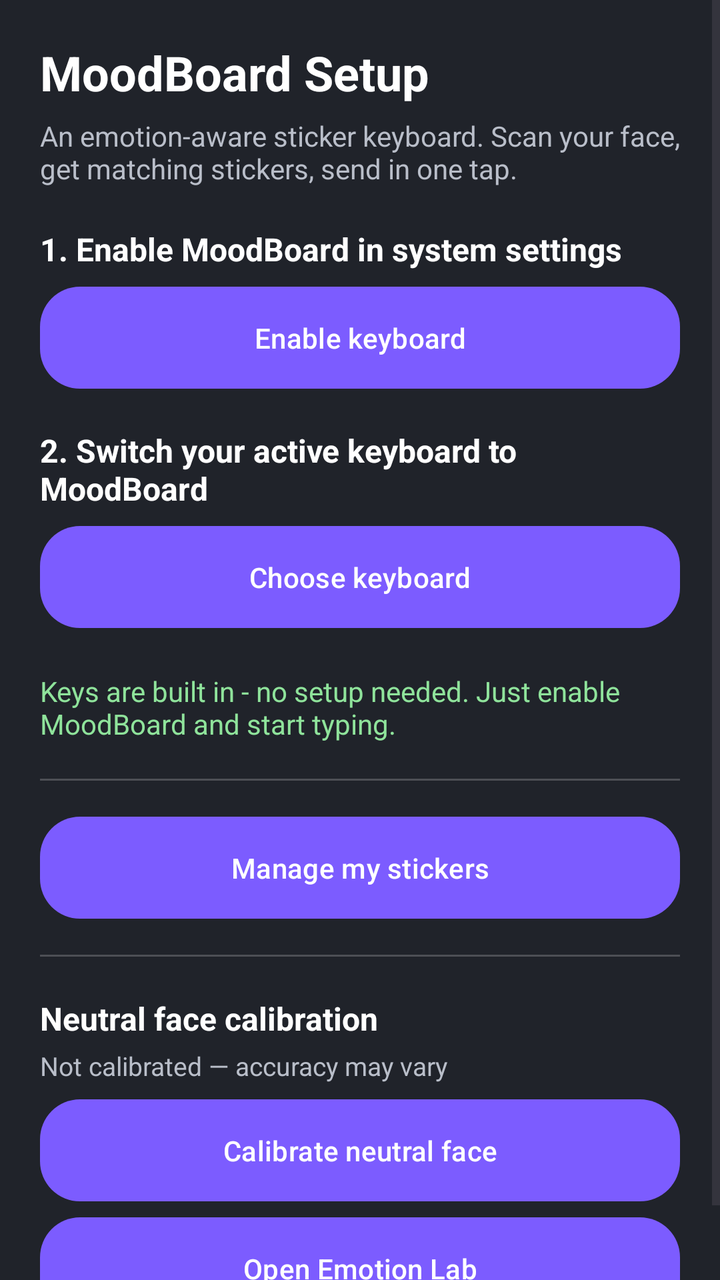
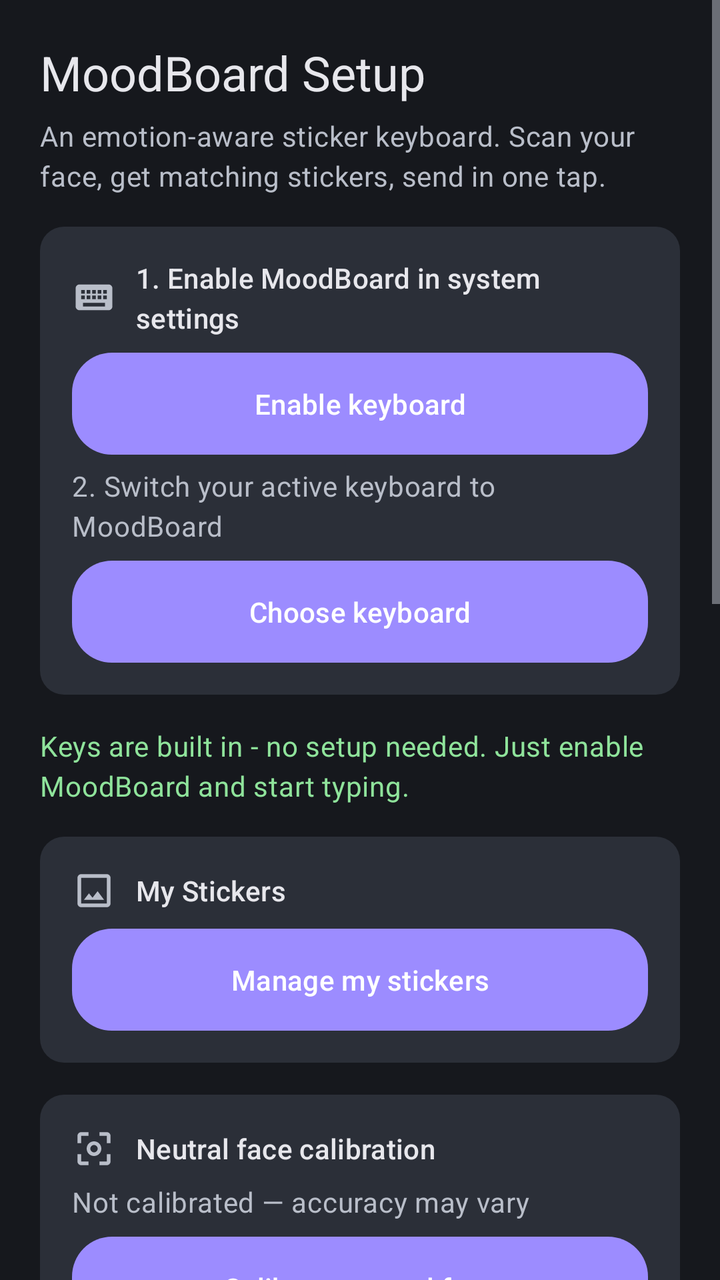

Screens rendered from an Android XML layout before and after an edit, with the pre-edit source and the edit as a unified diff.
<!-- AndroidManifest.xml: application theme Theme.MoodBoard -->
<!-- res/layout/activity_setup.xml -->
<?xml version="1.0" encoding="utf-8"?>
<ScrollView xmlns:android="http://schemas.android.com/apk/res/android"
    android:layout_width="match_parent"
    android:layout_height="match_parent"
    android:background="@color/kb_background"
    android:fillViewport="true">

    <LinearLayout
        android:layout_width="match_parent"
        android:layout_height="wrap_content"
        android:orientation="vertical"
        android:padding="20dp">

        <TextView
            android:layout_width="wrap_content"
            android:layout_height="wrap_content"
            android:text="@string/setup_title"
            android:textColor="@color/kb_text"
            android:textSize="24sp"
            android:textStyle="bold" />

        <TextView
            android:layout_width="match_parent"
            android:layout_height="wrap_content"
            android:layout_marginTop="6dp"
            android:text="@string/setup_intro"
            android:textColor="#FFB9BEC9"
            android:textSize="14sp" />

        <TextView style="@style/SetupStep" android:text="@string/step1" />
        <Button
            android:id="@+id/btnEnable"
            style="@style/SetupButton"
            android:text="@string/btn_enable" />

        <TextView style="@style/SetupStep" android:text="@string/step2" />
        <Button
            android:id="@+id/btnSwitch"
            style="@style/SetupButton"
            android:text="@string/btn_switch" />

        <TextView
            android:layout_width="match_parent"
            android:layout_height="wrap_content"
            android:layout_marginTop="22dp"
            android:text="@string/setup_ready"
            android:textColor="#FF8FE39B"
            android:textSize="14sp" />

        <View
            android:layout_width="match_parent"
            android:layout_height="1dp"
            android:layout_marginTop="18dp"
            android:background="#33FFFFFF" />

        <Button
            android:id="@+id/btnManageStickers"
            style="@style/SetupButton"
            android:layout_marginTop="18dp"
            android:text="@string/btn_manage_stickers" />

        <View
            android:layout_width="match_parent"
            android:layout_height="1dp"
            android:layout_marginTop="18dp"
            android:background="#33FFFFFF" />

        <TextView style="@style/SetupStep" android:text="@string/calibration_card_title" />

        <TextView
            android:id="@+id/calibrationStateText"
            android:layout_width="match_parent"
            android:layout_height="wrap_content"
            android:layout_marginTop="4dp"
            android:text="@string/calibration_state_uncalibrated"
            android:textColor="#FFB9BEC9"
            android:textSize="13sp" />

        <Button
            android:id="@+id/btnCalibrate"
            style="@style/SetupButton"
            android:text="@string/btn_calibrate" />

        <Button
            android:id="@+id/btnEmotionLab"
            style="@style/SetupButton"
            android:text="@string/btn_emotion_lab" />
    </LinearLayout>
</ScrollView>
<!-- resources referenced by this layout -->
<resources>
  <color name="kb_background">#FF20232A</color>
  <color name="kb_text">#FFFFFFFF</color>
  <style name="SetupButton">
          <item name="android:layout_width">match_parent</item>
          <item name="android:layout_height">wrap_content</item>
          <item name="android:layout_marginTop">8dp</item>
          <item name="android:background">@drawable/mood_btn_bg</item>
          <item name="android:textColor">@color/white</item>
          <item name="android:textAllCaps">false</item>
          <item name="android:padding">12dp</item>
      </style>
  <style name="SetupStep">
          <item name="android:layout_width">match_parent</item>
          <item name="android:layout_height">wrap_content</item>
          <item name="android:layout_marginTop">20dp</item>
          <item name="android:textColor">@color/kb_text</item>
          <item name="android:textSize">16sp</item>
          <item name="android:textStyle">bold</item>
      </style>
  <style name="Theme.MoodBoard" parent="Theme.Material3.DayNight.NoActionBar">
          <item name="colorPrimary">@color/kb_accent</item>
      </style>
  <color name="kb_accent">#FF7C5CFF</color>
  <!-- unchanged entries left out for length: 14 -->
</resources>

<!-- the commit's change to res/layout/activity_setup.xml (unified diff, before → after) -->
@@ -16,74 +16,188 @@
             android:layout_height="wrap_content"
             android:text="@string/setup_title"
             android:textColor="@color/kb_text"
-            android:textSize="24sp"
-            android:textStyle="bold" />
+            android:textAppearance="?attr/textAppearanceHeadlineSmall" />
 
         <TextView
             android:layout_width="match_parent"
             android:layout_height="wrap_content"
             android:layout_marginTop="6dp"
             android:text="@string/setup_intro"
-            android:textColor="#FFB9BEC9"
-            android:textSize="14sp" />
-
-        <TextView style="@style/SetupStep" android:text="@string/step1" />
-        <Button
-            android:id="@+id/btnEnable"
-            style="@style/SetupButton"
-            android:text="@string/btn_enable" />
-
-        <TextView style="@style/SetupStep" android:text="@string/step2" />
-        <Button
-            android:id="@+id/btnSwitch"
-            style="@style/SetupButton"
-            android:text="@string/btn_switch" />
+            android:textColor="@color/kb_text_muted"
+            android:textAppearance="?attr/textAppearanceBodyMedium" />
+
+        
+        <LinearLayout style="@style/SetupCard">
+            <LinearLayout style="@style/SetupCardHeaderRow">
+                <ImageView
+                    style="@style/SetupCardIcon"
+                    android:src="@drawable/ic_keyboard"
+                    android:contentDescription="@null" />
+                <TextView style="@style/SetupCardTitle" android:text="@string/step1" />
+            </LinearLayout>
+            <Button
+                android:id="@+id/btnEnable"
+                style="@style/SetupButton"
+                android:drawableStart="@drawable/ic_settings"
+                android:text="@string/btn_enable" />
+
+            <TextView style="@style/SetupCardBody" android:text="@string/step2" />
+            <Button
+                android:id="@+id/btnSwitch"
+                style="@style/SetupButton"
+                android:drawableStart="@drawable/ic_keyboard"
+                android:text="@string/btn_switch" />
+        </LinearLayout>
 
         <TextView
             android:layout_width="match_parent"
             android:layout_height="wrap_content"
-            android:layout_marginTop="22dp"
+            android:layout_marginTop="16dp"
             android:text="@string/setup_ready"
-            android:textColor="#FF8FE39B"
-            android:textSize="14sp" />
-
-        <View
-            android:layout_width="match_parent"
-            android:layout_height="1dp"
-            android:layout_marginTop="18dp"
-            android:background="#33FFFFFF" />
-
-        <Button
-            android:id="@+id/btnManageStickers"
-            style="@style/SetupButton"
-            android:layout_marginTop="18dp"
-            android:text="@string/btn_manage_stickers" />
-
-        <View
-            android:layout_width="match_parent"
-            android:layout_height="1dp"
-            android:layout_marginTop="18dp"
-            android:background="#33FFFFFF" />
-
-        <TextView style="@style/SetupStep" android:text="@string/calibration_card_title" />
-
-        <TextView
-            android:id="@+id/calibrationStateText"
-            android:layout_width="match_parent"
-            android:layout_height="wrap_content"
-            android:layout_marginTop="4dp"
-            android:text="@string/calibration_state_uncalibrated"
-            android:textColor="#FFB9BEC9"
-            android:textSize="13sp" />
-
-        <Button
-            android:id="@+id/btnCalibrate"
-            style="@style/SetupButton"
-            android:text="@string/btn_calibrate" />
-
-        <Button
-            android:id="@+id/btnEmotionLab"
-            style="@style/SetupButton"
-            android:text="@string/btn_emotion_lab" />
+            android:textColor="@color/md_success"
+            android:textAppearance="?attr/textAppearanceBodyMedium" />
+
+        
+        <LinearLayout style="@style/SetupCard">
+            <LinearLayout style="@style/SetupCardHeaderRow">
+                <ImageView
+                    style="@style/SetupCardIcon"
+                    android:src="@drawable/ic_stickers"
+                    android:contentDescription="@null" />
+                <TextView style="@style/SetupCardTitle" android:text="@string/manage_stickers" />
+            </LinearLayout>
+            <Button
+                android:id="@+id/btnManageStickers"
+                style="@style/SetupButton"
+                android:drawableStart="@drawable/ic_stickers"
+                android:text="@string/btn_manage_stickers" />
+        </LinearLayout>
+
+        
+        <LinearLayout style="@style/SetupCard">
+            <LinearLayout style="@style/SetupCardHeaderRow">
+                <ImageView
+                    style="@style/SetupCardIcon"
+                    android:src="@drawable/ic_calibrate"
+                    android:contentDescription="@null" />
+                <TextView style="@style/SetupCardTitle" android:text="@string/calibration_card_title" />
+            </LinearLayout>
+
+            <TextView
+                android:id="@+id/calibrationStateText"
+                style="@style/SetupCardBody"
+                android:text="@string/calibration_state_uncalibrated" />
+
+            <Button
+                android:id="@+id/btnCalibrate"
+                style="@style/SetupButton"
+                android:drawableStart="@drawable/ic_calibrate"
+                android:text="@string/btn_calibrate" />
+
+            <Button
+                android:id="@+id/btnEmotionLab"
+                style="@style/SetupButton"
+                android:drawableStart="@drawable/ic_lab"
+                android:text="@string/btn_emotion_lab" />
+        </LinearLayout>
+
+        
+        <LinearLayout style="@style/SetupCard">
+            <LinearLayout style="@style/SetupCardHeaderRow">
+                <ImageView
+                    style="@style/SetupCardIcon"
+                    android:src="@drawable/ic_refresh"
+                    android:contentDescription="@null" />
+                <TextView style="@style/SetupCardTitle" android:text="@string/meme_cache_card_title" />
+            </LinearLayout>
+
+            <TextView
+                android:id="@+id/memeCacheStatsText"
+                style="@style/SetupCardBody"
+                android:text="@string/meme_cache_never" />
+
+            <LinearLayout
+                android:layout_width="match_parent"
+                android:layout_height="wrap_content"
+                android:layout_marginTop="12dp"
+                android:gravity="center_vertical"
+                android:orientation="horizontal">
+
+                <TextView
+                    android:layout_width="0dp"
+                    android:layout_height="wrap_content"
+                    android:layout_weight="1"
+                    android:text="@string/prefetch_enabled_label"
+                    android:textColor="@color/kb_text"
+                    android:textAppearance="?attr/textAppearanceBodyMedium" />
+
+                <Switch
+                    android:id="@+id/switchPrefetchEnabled"
+                    android:layout_width="wrap_content"
+                    android:layout_height="wrap_content" />
+            </LinearLayout>
+
+            <LinearLayout
+                android:layout_width="match_parent"
+                android:layout_height="wrap_content"
+                android:layout_marginTop="6dp"
+                android:gravity="center_vertical"
+                android:orientation="horizontal">
+
+                <TextView
+                    android:layout_width="0dp"
+                    android:layout_height="wrap_content"
+                    android:layout_weight="1"
+                    android:text="@string/prefetch_wifi_only_label"
+                    android:textColor="@color/kb_text"
+                    android:textAppearance="?attr/textAppearanceBodyMedium" />
+
+                <Switch
+                    android:id="@+id/switchPrefetchWifiOnly"
+                    android:layout_width="wrap_content"
+                    android:layout_height="wrap_content" />
+            </LinearLayout>
+
+            <Button
+                android:id="@+id/btnRefreshMemeCache"
+                style="@style/SetupButton"
+                android:layout_marginTop="10dp"
+                android:drawableStart="@drawable/ic_refresh"
+                android:text="@string/btn_refresh_meme_cache" />
+        </LinearLayout>
+
+        
+        <LinearLayout style="@style/SetupCard">
+            <LinearLayout style="@style/SetupCardHeaderRow">
+                <ImageView
+                    style="@style/SetupCardIcon"
+                    android:src="@drawable/ic_bubble"
+                    android:contentDescription="@null" />
+                <TextView style="@style/SetupCardTitle" android:text="@string/overlay_card_title" />
+            </LinearLayout>
+
+            <TextView
+                style="@style/SetupCardBody"
+                android:text="@string/overlay_card_explain" />
+
+            <TextView
+                android:id="@+id/overlayStateText"
+                style="@style/SetupCardBody"
+                android:layout_marginTop="10dp"
+                android:textColor="@color/kb_text"
+                android:text="@string/overlay_state_stopped" />
+
+            <Button
+                android:id="@+id/btnOverlayStart"
+                style="@style/SetupButton"
+                android:drawableStart="@drawable/ic_bubble"
+                android:text="@string/btn_overlay_start" />
+
+            <Button
+                android:id="@+id/btnOverlayStop"
+                style="@style/SetupButton"
+                android:drawableStart="@drawable/ic_close"
+                android:text="@string/btn_overlay_stop" />
+        </LinearLayout>
     </LinearLayout>
 </ScrollView>
<!-- resource entries referenced after the edit -->
@@ -1,7 +1,108 @@
 <!-- resources referenced by this layout -->
 <resources>
-  <color name="kb_background">#FF20232A</color>
-  <color name="kb_text">#FFFFFFFF</color>
+  <color name="kb_background">@color/md_surface</color>
+  <color name="kb_text">@color/md_on_surface</color>
+  <color name="kb_text_muted">@color/md_on_surface_variant</color>
+  <color name="md_success">#FF8FE39B</color>
+  <!-- drawable ic_bubble (drawable) -->
+  <vector xmlns:android="http://schemas.android.com/apk/res/android"
+      android:width="24dp"
+      android:height="24dp"
+      android:viewportWidth="24"
+      android:viewportHeight="24"
+      android:tint="?attr/colorControlNormal">
+      <path
+          android:fillColor="@android:color/white"
+          android:pathData="M20,2H4C2.9,2 2.01,2.9 2.01,4L2,22l4,-4h14c1.1,0 2,-0.9 2,-2V4C22,2.9 21.1,2 20,2zM20,16H5.17L4,17.17V4h16V16z"/>
+  </vector>
+  <!-- drawable ic_calibrate (drawable) -->
+  <vector xmlns:android="http://schemas.android.com/apk/res/android"
+      android:width="24dp"
+      android:height="24dp"
+      android:viewportWidth="24"
+      android:viewportHeight="24"
+      android:tint="?attr/colorControlNormal">
+      <path
+          android:fillColor="@android:color/white"
+          android:pathData="M5,15H3v4c0,1.1 0.9,2 2,2h4v-2H5V15zM5,5h4V3H5C3.9,3 3,3.9 3,5v4h2V5zM19,3h-4v2h4v4h2V5C21,3.9 20.1,3 19,3zM19,19h-4v2h4c1.1,0 2,-0.9 2,-2v-4h-2V19zM12,8c-2.21,0 -4,1.79 -4,4s1.79,4 4,4 4,-1.79 4,-4 -1.79,-4 -4,-4zM12,14c-1.1,0 -2,-0.9 -2,-2s0.9,-2 2,-2 2,0.9 2,2 -0.9,2 -2,2z"/>
+  </vector>
+  <!-- drawable ic_close (drawable) -->
+  <vector xmlns:android="http://schemas.android.com/apk/res/android"
+      android:width="24dp"
+      android:height="24dp"
+      android:viewportWidth="24"
+      android:viewportHeight="24"
+      android:tint="?attr/colorControlNormal">
+      <path
+          android:fillColor="@android:color/white"
+          android:pathData="M19,6.41L17.59,5L12,10.59L6.41,5L5,6.41L10.59,12L5,17.59L6.41,19L12,13.41L17.59,19L19,17.59L13.41,12z"/>
+  </vector>
+  <!-- drawable ic_keyboard (drawable) -->
+  <vector xmlns:android="http://schemas.android.com/apk/res/android"
+      android:width="24dp"
+      android:height="24dp"
+      android:viewportWidth="24"
+      android:viewportHeight="24"
+      android:tint="?attr/colorControlNormal">
+      <path
+          android:fillColor="@android:color/white"
+          android:pathData="M20,5H4C2.9,5 2.01,5.9 2.01,7L2,17c0,1.1 0.9,2 2,2h16c1.1,0 2,-0.9 2,-2V7C22,5.9 21.1,5 20,5zM11,8h2v2h-2V8zM11,11h2v2h-2v-2zM8,8h2v2H8V8zM8,11h2v2H8v-2zM5,8h2v2H5V8zM5,11h2v2H5v-2zM6,15h12v2H6V15zM14,8h2v2h-2V8zM14,11h2v2h-2v-2zM17,8h2v2h-2V8zM17,11h2v2h-2v-2z"/>
+  </vector>
+  <!-- drawable ic_lab (drawable) -->
+  <vector xmlns:android="http://schemas.android.com/apk/res/android"
+      android:width="24dp"
+      android:height="24dp"
+      android:viewportWidth="24"
+      android:viewportHeight="24"
+      android:tint="?attr/colorControlNormal">
+      <path
+          android:fillColor="@android:color/white"
+          android:pathData="M19.8,18.4L14,10.67V6.5l1.35,-1.69C15.61,4.48 15.45,4 15.07,4H8.93C8.55,4 8.39,4.48 8.65,4.81L10,6.5v4.17L4.2,18.4C3.71,19.06 4.18,20 5,20h14C19.82,20 20.29,19.06 19.8,18.4zM7.31,16l2.35,-3.13c0.22,-0.29 0.34,-0.65 0.34,-1.01V6.66h4v5.2c0,0.36 0.12,0.72 0.34,1.01L16.69,16H7.31z"/>
+  </vector>
+  <!-- drawable ic_refresh (drawable) -->
+  <vector xmlns:android="http://schemas.android.com/apk/res/android"
+      android:width="24dp"
+      android:height="24dp"
+      android:viewportWidth="24"
+      android:viewportHeight="24"
+      android:tint="?attr/colorControlNormal">
+      <path
+          android:fillColor="@android:color/white"
+          android:pathData="M17.65,6.35C16.2,4.9 14.21,4 12,4c-4.42,0 -7.99,3.58 -7.99,8s3.57,8 7.99,8c3.73,0 6.84,-2.55 7.73,-6h-2.08c-0.82,2.33 -3.04,4 -5.65,4c-3.31,0 -6,-2.69 -6,-6s2.69,-6 6,-6c1.66,0 3.14,0.69 4.22,1.78L13,11h7V4L17.65,6.35z"/>
+  </vector>
+  <!-- drawable ic_settings (drawable) -->
+  <vector xmlns:android="http://schemas.android.com/apk/res/android"
+      android:width="24dp"
+      android:height="24dp"
+      android:viewportWidth="24"
+      android:viewportHeight="24"
+      android:tint="?attr/colorControlNormal">
+      <path
+          android:fillColor="@android:color/white"
+          android:pathData="M19.14,12.94c0.04,-0.3 0.06,-0.61 0.06,-0.94c0,-0.32 -0.02,-0.64 -0.07,-0.94l2.03,-1.58c0.18,-0.14 0.23,-0.41 0.12,-0.61l-1.92,-3.32c-0.12,-0.22 -0.37,-0.29 -0.59,-0.22l-2.39,0.96c-0.5,-0.38 -1.03,-0.7 -1.62,-0.94L14.4,2.81c-0.04,-0.24 -0.24,-0.41 -0.48,-0.41h-3.84c-0.24,0 -0.43,0.17 -0.47,0.41L9.25,5.35C8.66,5.59 8.12,5.92 7.63,6.29L5.24,5.33c-0.22,-0.08 -0.47,0 -0.59,0.22L2.74,8.87C2.62,9.08 2.66,9.34 2.86,9.48l2.03,1.58C4.84,11.36 4.8,11.69 4.8,12s0.02,0.64 0.07,0.94l-2.03,1.58c-0.18,0.14 -0.23,0.41 -0.12,0.61l1.92,3.32c0.12,0.22 0.37,0.29 0.59,0.22l2.39,-0.96c0.5,0.38 1.03,0.7 1.62,0.94l0.36,2.54c0.05,0.24 0.24,0.41 0.48,0.41h3.84c0.24,0 0.44,-0.17 0.47,-0.41l0.36,-2.54c0.59,-0.24 1.13,-0.56 1.62,-0.94l2.39,0.96c0.22,0.08 0.47,0 0.59,-0.22l1.92,-3.32c0.12,-0.22 0.07,-0.47 -0.12,-0.61L19.14,12.94zM12,15.6c-1.98,0 -3.6,-1.62 -3.6,-3.6s1.62,-3.6 3.6,-3.6 3.6,1.62 3.6,3.6 -1.62,3.6 -3.6,3.6z"/>
+  </vector>
+  <!-- drawable ic_stickers (drawable) -->
+  <vector xmlns:android="http://schemas.android.com/apk/res/android"
+      android:width="24dp"
+      android:height="24dp"
+      android:viewportWidth="24"
+      android:viewportHeight="24"
+      android:tint="?attr/colorControlNormal">
+      <path
+          android:fillColor="@android:color/white"
+          android:pathData="M19,3H5C3.9,3 3,3.9 3,5v14c0,1.1 0.9,2 2,2h14c1.1,0 2,-0.9 2,-2V5C21,3.9 20.1,3 19,3zM19,19H5V5h14V19zM13.96,12.29l-2.75,3.54l-1.96,-2.36L6.5,17h11L13.96,12.29z"/>
+  </vector>
+  <string name="btn_overlay_start">Start floating button</string>
+  <string name="btn_overlay_stop">Stop floating button</string>
+  <string name="btn_refresh_meme_cache">Refresh now</string>
+  <string name="manage_stickers">My Stickers</string>
+  <string name="meme_cache_card_title">Meme cache</string>
+  <string name="meme_cache_never">never</string>
+  <string name="overlay_card_explain">A draggable bubble that floats over any app. Tap it to scan your face and pick a meme — no keyboard needed. Because an overlay can\'t type into another app\'s text box, the meme is copied to your clipboard (long-press the chat box → Paste) or sent through the share sheet.</string>
+  <string name="overlay_card_title">Floating meme button</string>
+  <string name="overlay_state_stopped">Stopped</string>
+  <string name="prefetch_enabled_label">Pre-cache trending memes</string>
+  <string name="prefetch_wifi_only_label">Only on Wi-Fi</string>
   <style name="SetupButton">
           <item name="android:layout_width">match_parent</item>
           <item name="android:layout_height">wrap_content</item>
@@ -10,19 +111,88 @@
           <item name="android:textColor">@color/white</item>
           <item name="android:textAllCaps">false</item>
           <item name="android:padding">12dp</item>
+          <item name="android:drawableTint">@color/white</item>
+          <item name="android:drawablePadding">10dp</item>
       </style>
-  <style name="SetupStep">
+  <style name="SetupCard">
           <item name="android:layout_width">match_parent</item>
           <item name="android:layout_height">wrap_content</item>
-          <item name="android:layout_marginTop">20dp</item>
+          <item name="android:layout_marginTop">16dp</item>
+          <item name="android:background">@drawable/card_bg</item>
+          <item name="android:orientation">vertical</item>
+          <item name="android:padding">16dp</item>
+      </style>
+  <style name="SetupCardBody">
+          <item name="android:layout_width">match_parent</item>
+          <item name="android:layout_height">wrap_content</item>
+          <item name="android:layout_marginTop">6dp</item>
+          <item name="android:textColor">@color/kb_text_muted</item>
+          <item name="android:textAppearance">?attr/textAppearanceBodyMedium</item>
+      </style>
+  <style name="SetupCardHeaderRow">
+          <item name="android:layout_width">match_parent</item>
+          <item name="android:layout_height">wrap_content</item>
+          <item name="android:orientation">horizontal</item>
+          <item name="android:gravity">center_vertical</item>
+      </style>
+  <style name="SetupCardIcon">
+          <item name="android:layout_width">22dp</item>
+          <item name="android:layout_height">22dp</item>
+          <item name="android:layout_marginEnd">10dp</item>
+      </style>
+  <style name="SetupCardTitle">
+          <item name="android:layout_width">0dp</item>
+          <item name="android:layout_height">wrap_content</item>
+          <item name="android:layout_weight">1</item>
           <item name="android:textColor">@color/kb_text</item>
-          <item name="android:textSize">16sp</item>
-          <item name="android:textStyle">bold</item>
+          <item name="android:textAppearance">?attr/textAppearanceTitleSmall</item>
       </style>
   <style name="Theme.MoodBoard" parent="Theme.Material3.DayNight.NoActionBar">
-          <item name="colorPrimary">@color/kb_accent</item>
+          <item name="colorPrimary">@color/md_primary</item>
+          <item name="colorOnPrimary">@color/md_on_primary</item>
+          <item name="colorPrimaryContainer">@color/md_primary_container</item>
+          <item name="colorOnPrimaryContainer">@color/md_on_primary_container</item>
+          <item name="colorSecondary">@color/md_secondary</item>
+          <item name="colorOnSecondary">@color/md_on_secondary</item>
+          <item name="colorSurface">@color/md_surface</item>
+          <item name="colorOnSurface">@color/md_on_surface</item>
+          <item name="colorSurfaceVariant">@color/md_surface_variant</item>
+          <item name="colorOnSurfaceVariant">@color/md_on_surface_variant</item>
+          <item name="colorOutline">@color/md_outline</item>
+          <item name="colorOutlineVariant">@color/md_outline_variant</item>
+          <item name="colorError">@color/md_error</item>
+          <item name="colorOnError">@color/md_on_error</item>
+          <item name="android:colorBackground">@color/md_surface</item>
+          <item name="android:windowBackground">@color/md_surface</item>
+          <item name="colorControlNormal">@color/md_on_surface_variant</item>
+          <item name="shapeAppearanceSmallComponent">@style/ShapeAppearance.MoodBoard.Small</item>
+          <item name="shapeAppearanceMediumComponent">@style/ShapeAppearance.MoodBoard.Medium</item>
       </style>
-  <color name="kb_accent">#FF7C5CFF</color>
+  <color name="md_surface">#FF16181D</color>
+  <color name="md_on_surface">#FFE7E7EC</color>
+  <color name="md_on_surface_variant">#FFB9BEC9</color>
+  <!-- drawable card_bg (drawable) -->
+  <shape xmlns:android="http://schemas.android.com/apk/res/android" android:shape="rectangle">
+      <solid android:color="@color/md_surface_variant"/><corners android:radius="12dp"/>
+  </shape>
+  <color name="md_primary">#FF9C8CFF</color>
+  <color name="md_on_primary">#FF2B1F66</color>
+  <color name="md_primary_container">#FF483A99</color>
+  <color name="md_on_primary_container">#FFE4DEFF</color>
+  <color name="md_secondary">#FFC7C0DD</color>
+  <color name="md_on_secondary">#FF302B49</color>
+  <color name="md_surface_variant">#FF2B2F38</color>
+  <color name="md_outline">#FF8A909C</color>
+  <color name="md_outline_variant">#FF3A3F4B</color>
+  <color name="md_error">#FFFF6B6B</color>
+  <color name="md_on_error">#FF2B0A0A</color>
+  <style name="ShapeAppearance.MoodBoard.Small" parent="ShapeAppearance.Material3.SmallComponent">
+          <item name="cornerSize">8dp</item>
+      </style>
+  <style name="ShapeAppearance.MoodBoard.Medium" parent="ShapeAppearance.Material3.MediumComponent">
+          <item name="cornerSize">12dp</item>
+      </style>
+  <color name="kb_accent">@color/md_primary</color>
   <!-- unchanged entries left out for length: 14 -->
 </resources>
 
